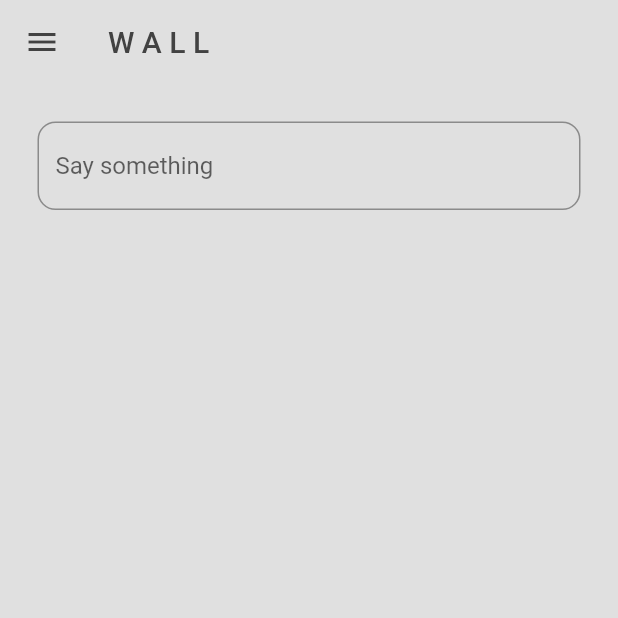
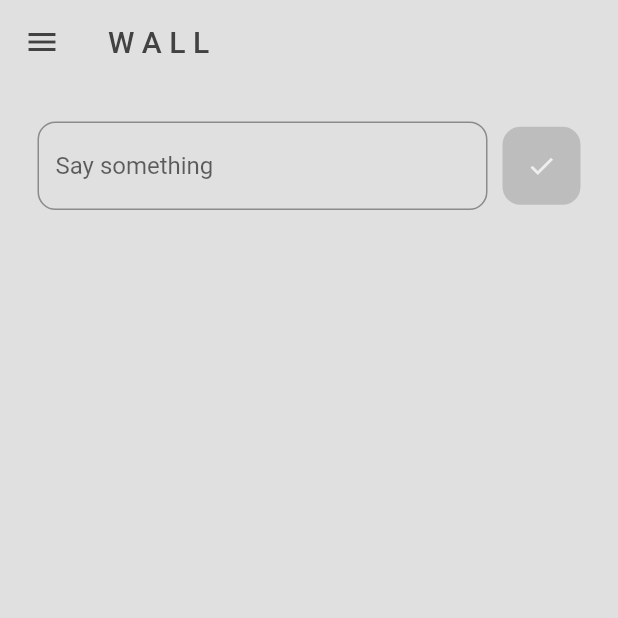
Before and after one commit to ShadePrima/social_flutter_app, a Flutter app: the screen it shows once a user with an empty profile is signed in, on a phone screen of 412 x 824 dp, the top half of it. Run offline on Flutter 3.47's test engine with Material 2 defaults, Android fonts, the phone set to English and light mode, and no system bars; our stand-ins replace cloud_firestore, firebase_auth, firebase_core; accounts and stored records are empty.

Commit message:
add post in firebase

```diff
--- /dev/null
+++ b/lib/components/my_post_button.dart
@@ -0,0 +1,27 @@
+import 'package:flutter/material.dart';
+
+class MyPostButton extends StatelessWidget {
+  final void Function()? onTap;
+  const MyPostButton({super.key, required this.onTap});
+
+  @override
+  Widget build(BuildContext context) {
+    return GestureDetector(
+      onTap: onTap,
+      child: Container(
+        decoration: BoxDecoration(
+            color: Theme.of(context).colorScheme.secondary,
+            borderRadius: BorderRadius.circular(12)),
+        padding: const EdgeInsets.all(16),
+        margin: const EdgeInsets.only(left: 10),
+        child: Center(
+          child: Icon(
+            Icons.done,
+            size: 20,
+            color: Theme.of(context).colorScheme.primary,
+          ),
+        ),
+      ),
+    );
+  }
+}
--- a/lib/pages/home_page.dart
+++ b/lib/pages/home_page.dart
@@ -1,12 +1,26 @@
 import 'package:flutter/material.dart';
 import 'package:social_flutter_app/components/my_drawer.dart';
+import 'package:social_flutter_app/components/my_post_button.dart';
 import 'package:social_flutter_app/components/my_textfield.dart';
+import 'package:social_flutter_app/database/firestore.dart';
 
 class HomePage extends StatelessWidget {
   HomePage({super.key});
 
+  //firestore access
+  final FirestoreDatabase database = FirestoreDatabase();
+
   //text controller
   final TextEditingController newPostControler = TextEditingController();
+
+  //post message
+  void postMessage() {
+    //only post message if there is something in the textfield
+    if (newPostControler.text.isNotEmpty) {
+      String message = newPostControler.text;
+      database.addPost(message);
+    }
+  }
 
   @override
   Widget build(BuildContext context) {
@@ -23,10 +37,22 @@ class HomePage extends StatelessWidget {
         //textfield box for user to type
         Padding(
           padding: const EdgeInsets.all(25),
-          child: MyTextField(
-              hintText: "Say something",
-              obscureText: false,
-              controller: newPostControler),
+          child: Row(
+            children: [
+              //textfield
+              Expanded(
+                child: MyTextField(
+                    hintText: "Say something",
+                    obscureText: false,
+                    controller: newPostControler),
+              ),
+
+              //post button
+              MyPostButton(
+                onTap: postMessage,
+              )
+            ],
+          ),
         ),
 
         //posts
```
